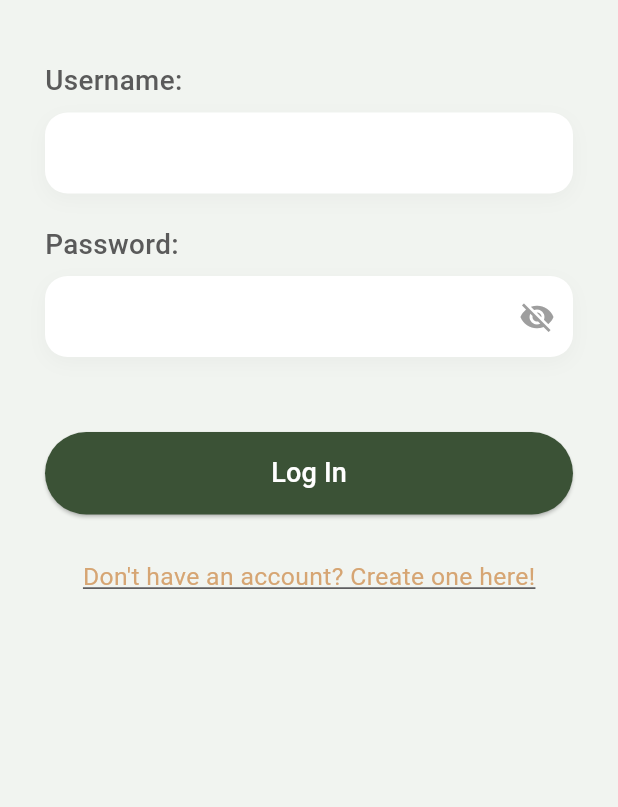
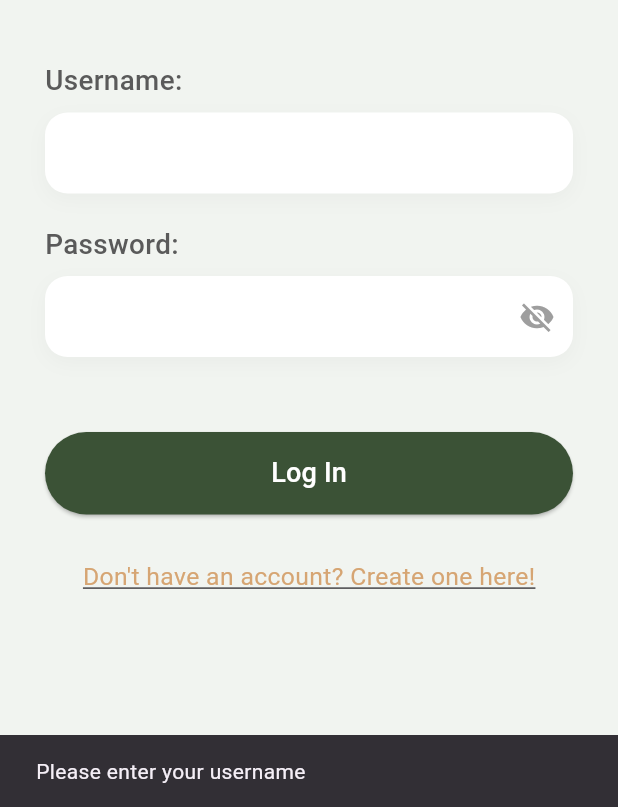
Before and after one commit to Killer8Hyper/leafloop_frontend, a Flutter app: the LoginPage screen opened directly, after a tap on "Log In", on a phone screen of 412 x 824 dp, the part 429-1236 px from its top. Run offline on Flutter 3.47's test engine with Material 3 defaults, Android fonts, the phone set to English and light mode, and no system bars; our stand-ins replace image_picker, lottie, shared_preferences, sqflite; accounts and stored records are empty.

Commit message:
fixLoginSignUpBugs-VlidationFixes

```diff
--- a/lib/starting/log-in.dart
+++ b/lib/starting/log-in.dart
@@ -71,7 +71,18 @@ class _LoginPageState extends State<LoginPage> {
                     String username = _usernameController.text.trim();
                     String password = _passwordController.text;
 
-                    if (username.isEmpty || password.isEmpty) return;
+                    if (username.isEmpty) {
+                      ScaffoldMessenger.of(context).showSnackBar(
+                        const SnackBar(content: Text('Please enter your username')),
+                      );
+                      return;
+                    }
+                    if (password.isEmpty) {
+                      ScaffoldMessenger.of(context).showSnackBar(
+                        const SnackBar(content: Text('Please enter your password')),
+                      );
+                      return;
+                    }
 
                     var user = await DatabaseHelper().getUserByUsername(username);
                     if (user != null && user['password_hash'] == password) {
--- a/lib/starting/sign-up.dart
+++ b/lib/starting/sign-up.dart
@@ -91,13 +91,45 @@ class _SignUpPageState extends State<SignUpPage> {
                 height: 55,
                 child: ElevatedButton(
                   onPressed: () {
+                    String username = _usernameController.text.trim();
+                    String password = _passwordController.text;
+                    String confirmPassword = _confirmPasswordController.text;
+
+                    if (username.isEmpty) {
+                      ScaffoldMessenger.of(context).showSnackBar(
+                        const SnackBar(content: Text('Please enter a username')),
+                      );
+                      return;
+                    }
+
+                    if (password.isEmpty) {
+                      ScaffoldMessenger.of(context).showSnackBar(
+                        const SnackBar(content: Text('Please enter a password')),
+                      );
+                      return;
+                    }
+
+                    if (password.length < 6) {
+                      ScaffoldMessenger.of(context).showSnackBar(
+                        const SnackBar(content: Text('Password must be at least 6 characters')),
+                      );
+                      return;
+                    }
+
+                    if (password != confirmPassword) {
+                      ScaffoldMessenger.of(context).showSnackBar(
+                        const SnackBar(content: Text('Passwords do not match')),
+                      );
+                      return;
+                    }
+
                     // Navigate to add-profile.dart and PASS the username
                     Navigator.of(context).pushReplacement(
                       MaterialPageRoute(
                         builder: (context) => AddProfilePage(
                           // Pass the username and password to the next screen
-                          username: _usernameController.text,
-                          password: _passwordController.text,
+                          username: username,
+                          password: password,
                         ),
                       ),
                     );
```
